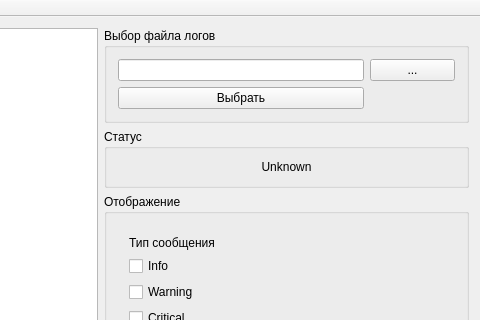
Old version of the form src/gui/mainwindow.ui in the repository VinTRiZz/Logger; both pictures show x 171 to 651 and y 0 to 320 of the 651 by 556 pixel window.
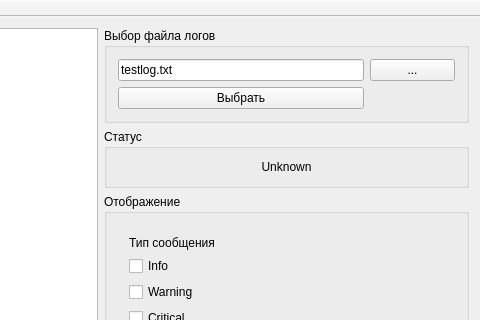
New version of the form.

Patch:
```diff
--- a/src/gui/mainwindow.ui
+++ b/src/gui/mainwindow.ui
@@ -24,7 +24,11 @@
         </property>
         <layout class="QGridLayout" name="gridLayout">
          <item row="0" column="0">
-          <widget class="QLineEdit" name="logFileName_lineEdit"/>
+          <widget class="QLineEdit" name="logFileName_lineEdit">
+           <property name="text">
+            <string>testlog.txt</string>
+           </property>
+          </widget>
          </item>
          <item row="0" column="1">
           <widget class="QPushButton" name="searchLogFile_pushButton">
```
